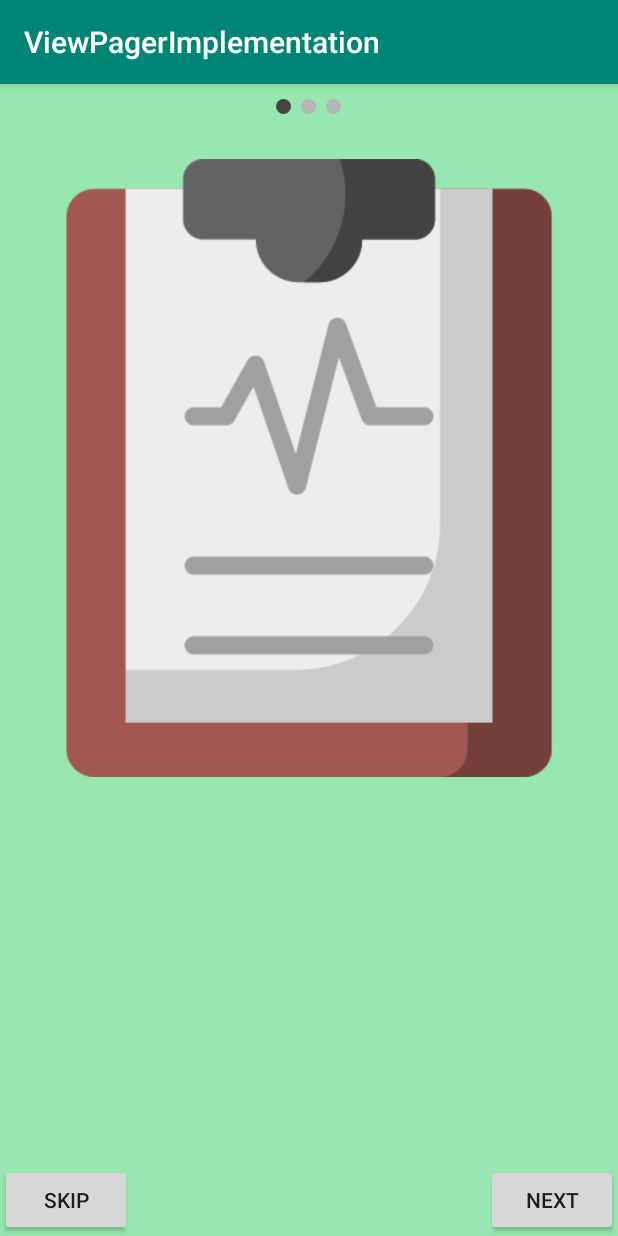
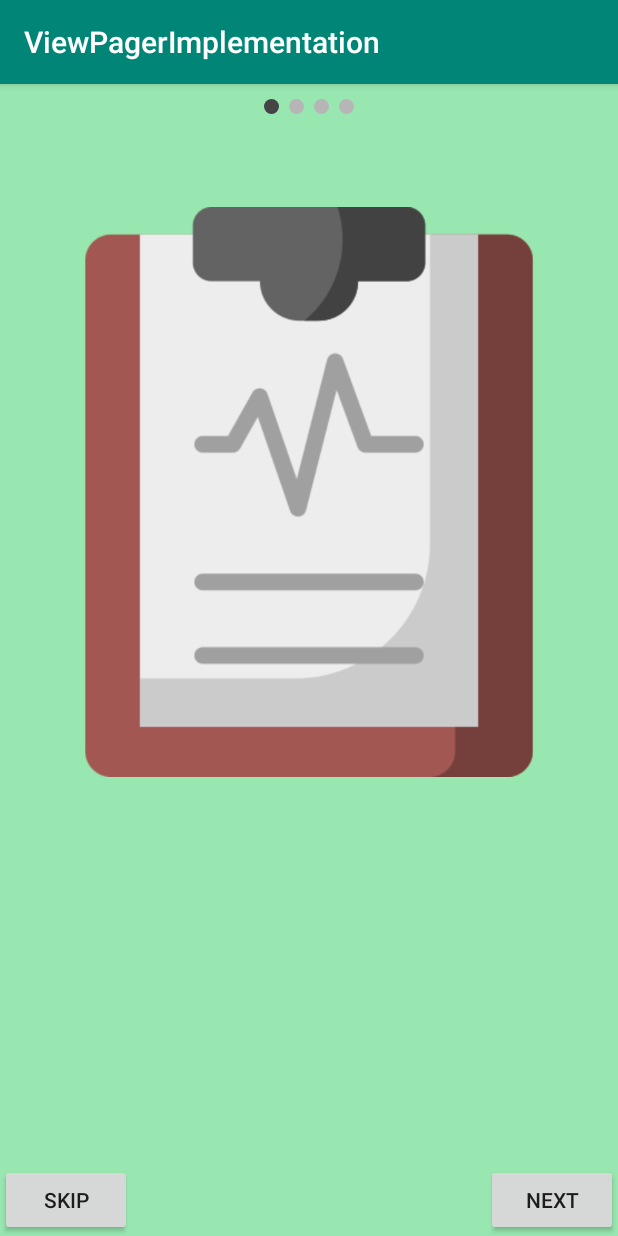
Before and after one commit to MilindAmrutkarCSS/ViewPagerImplementation, an Android app: the screen it shows after launch (MainActivity), on a phone screen of 412 x 824 dp. Run offline under Robolectric (Android 15) with nearby library versions, the phone set to English and light mode, and no system bars; our stand-ins replace ButterKnife.

Commit message:
Made little changes to the project. for eg. added 4 images instead of 3

```diff
--- a/app/src/main/java/com/example/viewpagerimplementation/FragmentPagerAdapter.java
+++ b/app/src/main/java/com/example/viewpagerimplementation/FragmentPagerAdapter.java
@@ -5,7 +5,7 @@ import androidx.fragment.app.FragmentManager;
 
 public class FragmentPagerAdapter extends androidx.fragment.app.FragmentPagerAdapter {
 
-    public static int NUM_ITEMS = 3;
+    public static int NUM_ITEMS = 4;
 
     public FragmentPagerAdapter(FragmentManager fm) {
         super(fm);
@@ -23,6 +23,9 @@ public class FragmentPagerAdapter extends androidx.fragment.app.FragmentPagerAda
             case 2:
                 return ImageFragment.newInstance(R.drawable.hospital);
 
+            case 3:
+                return ImageFragment.newInstance(R.drawable.injection);
+
             default:
                 return null;
 
--- a/app/src/main/java/com/example/viewpagerimplementation/ImageFragment.java
+++ b/app/src/main/java/com/example/viewpagerimplementation/ImageFragment.java
@@ -50,7 +50,6 @@ public class ImageFragment extends Fragment {
         View view = inflater.inflate(R.layout.fragment_image, container, false);
 
         unbinder = ButterKnife.bind(this, view);
-
         imgView.setImageResource(image);
 
         return view;
--- a/app/src/main/res/layout/activity_main.xml
+++ b/app/src/main/res/layout/activity_main.xml
@@ -7,32 +7,32 @@
 
     <LinearLayout
         android:id="@+id/viewPagerDots"
-        android:gravity="top|center"
-        android:orientation="horizontal"
         android:layout_width="match_parent"
         android:layout_height="wrap_content"
-        android:layout_marginTop="10dp">
+        android:layout_marginTop="10dp"
+        android:gravity="top|center"
+        android:orientation="horizontal">
 
     </LinearLayout>
 
     <androidx.viewpager.widget.ViewPager
         android:id="@+id/viewPager"
-        android:background="#99E7B0"
         android:layout_width="match_parent"
-        android:layout_height="match_parent"/>
+        android:layout_height="match_parent"
+        android:background="#99E7B0" />
 
     <Button
         android:id="@+id/btnNext"
-        android:text="Next"
+        android:layout_width="wrap_content"
+        android:layout_height="wrap_content"
         android:layout_gravity="bottom|end"
-        android:layout_width="wrap_content"
-        android:layout_height="wrap_content" />
+        android:text="Next" />
 
     <Button
         android:id="@+id/btnSkip"
-        android:text="Skip"
+        android:layout_width="wrap_content"
+        android:layout_height="wrap_content"
         android:layout_gravity="bottom|start"
-        android:layout_width="wrap_content"
-        android:layout_height="wrap_content" />
+        android:text="Skip" />
 
 </FrameLayout>
--- a/app/src/main/res/layout/fragment_image.xml
+++ b/app/src/main/res/layout/fragment_image.xml
@@ -3,6 +3,7 @@
     xmlns:tools="http://schemas.android.com/tools"
     android:layout_width="match_parent"
     android:layout_height="match_parent"
+    android:padding="16dp"
     tools:context=".ImageFragment">
 
     <ImageView
@@ -10,5 +11,4 @@
         android:layout_width="match_parent"
         android:layout_height="wrap_content" />
 
-
 </FrameLayout>
```
Also changed, not shown: app/src/main/java/com/example/viewpagerimplementation/MainActivity.java (+3 -4 lines).
